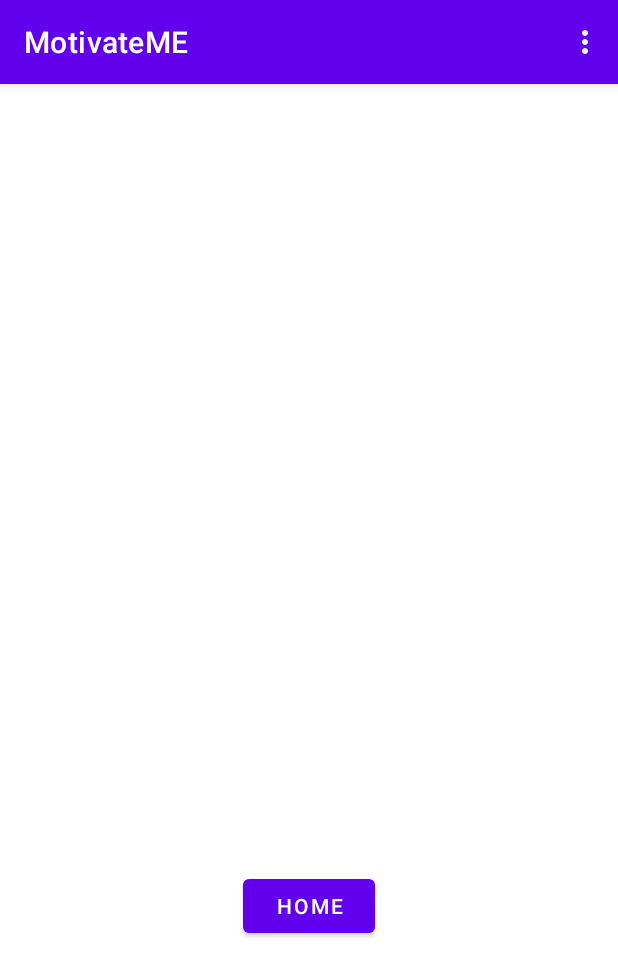
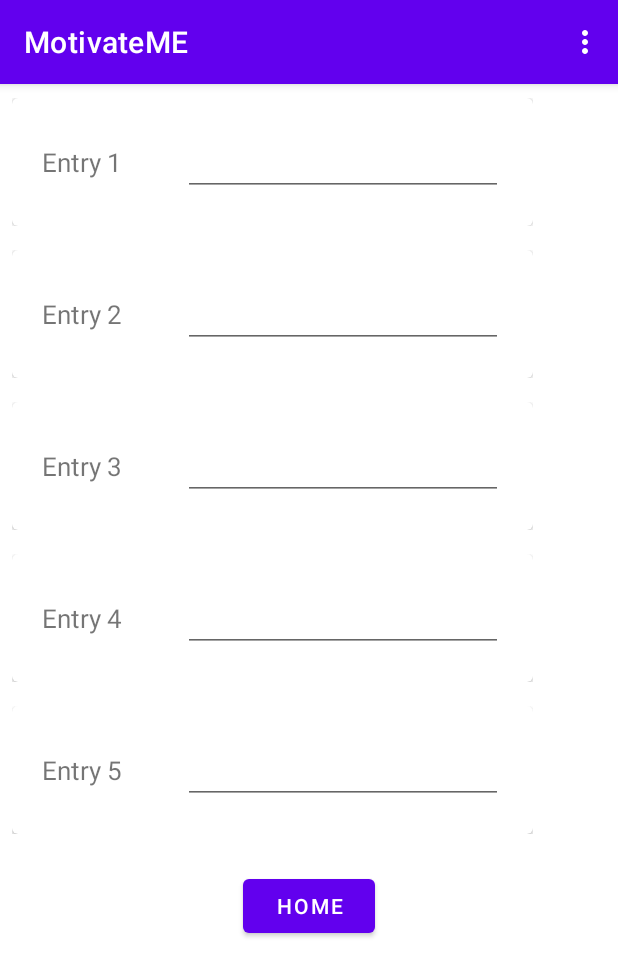
Before and after one commit to JManness71/MotivateMEApp, an Android app: the ActivitiesFragment screen opened through its navigation route, on a phone screen of 412 x 824 dp. Shown: the top 976 px of the screen. Run offline under Robolectric (Android 15) with nearby library versions, the phone set to English and light mode, and no system bars.

Commit message:
Added RecyclerViews to both activities and rewards fragments.

```diff
--- a/app/build.gradle
+++ b/app/build.gradle
@@ -36,6 +36,8 @@ dependencies {
     implementation 'androidx.navigation:navigation-fragment:2.3.3'
     implementation 'androidx.navigation:navigation-ui:2.3.3'
     implementation 'androidx.legacy:legacy-support-v4:1.0.0'
+    implementation 'androidx.recyclerview:recyclerview:1.2.0-beta02'
+    implementation 'androidx.cardview:cardview:1.0.0'
     testImplementation 'junit:junit:4.+'
     androidTestImplementation 'androidx.test.ext:junit:1.1.2'
     androidTestImplementation 'androidx.test.espresso:espresso-core:3.3.0'
--- /dev/null
+++ b/app/src/main/java/com/example/motivateme/ActivitiesAdapter.java
@@ -0,0 +1,38 @@
+package com.example.motivateme;
+
+import android.view.LayoutInflater;
+import android.view.View;
+import android.view.ViewGroup;
+
+import androidx.annotation.NonNull;
+import androidx.recyclerview.widget.RecyclerView;
+
+public class ActivitiesAdapter  extends RecyclerView.Adapter<RecyclerViewHolder> {
+    String[] test = {"Entry 1", "Entry 2", "Entry 3", "Entry 4", "Entry 5", "Entry 6"};
+
+    public ActivitiesAdapter() {
+    }
+
+    @Override
+    public int getItemViewType(final int position) {
+        return R.layout.frame_textview;
+    }
+
+    @NonNull
+    @Override
+    public RecyclerViewHolder onCreateViewHolder(@NonNull ViewGroup parent, int viewType) {
+
+        View view = LayoutInflater.from(parent.getContext()).inflate(viewType, parent, false);
+        return new RecyclerViewHolder(view);
+    }
+
+    @Override
+    public void onBindViewHolder(@NonNull RecyclerViewHolder holder, int position) {
+        holder.getView().setText(test[position]);
+    }
+
+    @Override
+    public int getItemCount() {
+        return test.length;
+    }
+}
--- a/app/src/main/java/com/example/motivateme/ActivitiesFragment.java
+++ b/app/src/main/java/com/example/motivateme/ActivitiesFragment.java
@@ -5,10 +5,13 @@ import android.os.Bundle;
 import androidx.annotation.NonNull;
 import androidx.fragment.app.Fragment;
 import androidx.navigation.fragment.NavHostFragment;
+import androidx.recyclerview.widget.LinearLayoutManager;
+import androidx.recyclerview.widget.RecyclerView;
 
 import android.view.LayoutInflater;
 import android.view.View;
 import android.view.ViewGroup;
+import android.widget.ArrayAdapter;
 
 /**
  * A simple {@link Fragment} subclass.
@@ -16,6 +19,8 @@ import android.view.ViewGroup;
  * create an instance of this fragment.
  */
 public class ActivitiesFragment extends Fragment {
+    String[] testArray;
+    private RecyclerView recyclerView;
 
     // TODO: Rename parameter arguments, choose names that match
     // the fragment initialization parameters, e.g. ARG_ITEM_NUMBER
@@ -55,13 +60,24 @@ public class ActivitiesFragment extends Fragment {
             mParam1 = getArguments().getString(ARG_PARAM1);
             mParam2 = getArguments().getString(ARG_PARAM2);
         }
+
+//        recyclerView = (RecyclerView) getView().findViewById(R.id.ActivitiesRecyclerView);
+
+        testArray = getResources().getStringArray(R.array.Testing);
     }
 
     @Override
     public View onCreateView(LayoutInflater inflater, ViewGroup container,
                              Bundle savedInstanceState) {
         // Inflate the layout for this fragment
-        return inflater.inflate(R.layout.fragment_activities, container, false);
+        View view = inflater.inflate(R.layout.fragment_activities, container, false);
+
+        // Add the following lines to create RecyclerView
+        recyclerView = view.findViewById(R.id.activitiesRecyclerView);
+        recyclerView.setHasFixedSize(true);
+        recyclerView.setLayoutManager(new LinearLayoutManager(view.getContext()));
+        recyclerView.setAdapter(new ActivitiesAdapter());
+        return view;
     }
 
     public void onViewCreated(@NonNull View view, Bundle savedInstanceState) {
--- /dev/null
+++ b/app/src/main/java/com/example/motivateme/RecyclerViewHolder.java
@@ -0,0 +1,20 @@
+package com.example.motivateme;
+
+import android.view.View;
+import android.widget.TextView;
+
+import androidx.annotation.NonNull;
+import androidx.recyclerview.widget.RecyclerView;
+
+public class RecyclerViewHolder extends RecyclerView.ViewHolder {
+
+    private TextView view;
+    public RecyclerViewHolder(@NonNull View itemView) {
+        super(itemView);
+        view = itemView.findViewById(R.id.randomText);
+    }
+
+    public TextView getView(){
+        return view;
+    }
+}
--- a/app/src/main/res/layout/fragment_activities.xml
+++ b/app/src/main/res/layout/fragment_activities.xml
@@ -23,6 +23,18 @@
             app:layout_constraintEnd_toEndOf="parent"
             app:layout_constraintStart_toStartOf="parent"
             app:layout_constraintTop_toTopOf="parent" />
+
+        <androidx.recyclerview.widget.RecyclerView
+            android:id="@+id/activitiesRecyclerView"
+            android:layout_width="match_parent"
+            android:layout_height="500dp"
+            android:layout_marginBottom="22dp"
+            app:layoutManager="androidx.recyclerview.widget.LinearLayoutManager"
+            app:layout_constraintBottom_toTopOf="@+id/activitiesHomeButton"
+            app:layout_constraintEnd_toEndOf="parent"
+            app:layout_constraintStart_toStartOf="parent"
+            app:layout_constraintTop_toTopOf="parent" />
+
     </androidx.constraintlayout.widget.ConstraintLayout>
 
 </FrameLayout>
--- /dev/null
+++ b/app/src/main/res/layout/frame_textview.xml
@@ -0,0 +1,43 @@
+<?xml version="1.0" encoding="utf-8"?>
+<FrameLayout xmlns:android="http://schemas.android.com/apk/res/android"
+    xmlns:tools="http://schemas.android.com/tools"
+    android:layout_width="wrap_content"
+    android:layout_height="wrap_content"
+    xmlns:card_view="http://schemas.android.com/apk/res-auto"
+    android:layout_margin="8dp">
+
+    <androidx.cardview.widget.CardView
+        android:layout_gravity="center"
+        android:layout_width="match_parent"
+        android:layout_height="wrap_content"
+        card_view:cardCornerRadius="4dp"
+        android:id="@+id/cv">
+
+        <LinearLayout
+            android:layout_width="match_parent"
+            android:layout_height="wrap_content"
+            android:orientation="horizontal">
+
+            <TextView
+                android:id="@+id/randomText"
+                android:layout_width="wrap_content"
+                android:layout_height="wrap_content"
+                android:textSize="17sp"
+                android:layout_margin="20dp"
+                android:layout_gravity="center"
+                tools:text="This is some temp text" />
+
+            <EditText
+                android:id="@+id/editTextNumber2"
+                android:layout_width="wrap_content"
+                android:layout_height="wrap_content"
+                android:layout_gravity="center"
+                android:layout_margin="20dp"
+                android:layout_weight="1"
+                android:ems="10"
+                android:inputType="number" />
+
+
+        </LinearLayout>
+    </androidx.cardview.widget.CardView>
+</FrameLayout>
--- /dev/null
+++ b/app/src/main/res/values/ids.xml
@@ -0,0 +1,4 @@
+<?xml version="1.0" encoding="utf-8"?>
+<resources>
+    <item name="textView" type="id" />
+</resources>
--- a/app/src/main/res/values/strings.xml
+++ b/app/src/main/res/values/strings.xml
@@ -20,6 +20,11 @@
     <string name="roll_text"></string>
 
     <string name="activities_button_home">Home</string>
+    <string-array name="Testing">
+        <item>Entry 1</item>
+        <item>Entry 2</item>
+        <item>Entry 3</item>
+    </string-array>
 
     <string name="rewards_button_home">Home</string>
 
```
Also changed, not shown: app/src/main/java/com/example/motivateme/RandomNumListAdapter.java (added, +41 -0 lines), app/src/main/java/com/example/motivateme/RewardsFragment.java (+10 -1 lines), app/src/main/java/com/example/motivateme/SecondFragment.java (+15 -0 lines), app/src/main/res/layout/fragment_rewards.xml (+11 -0 lines).
